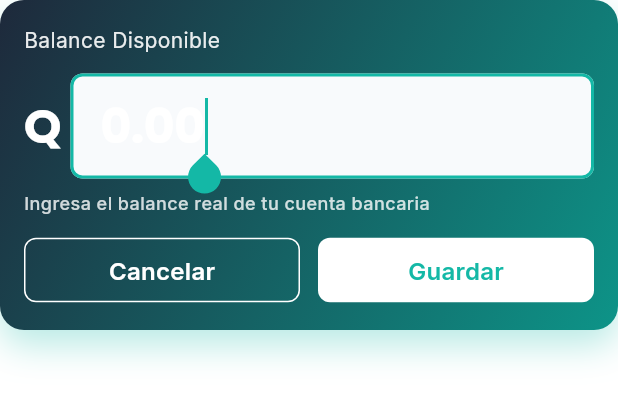
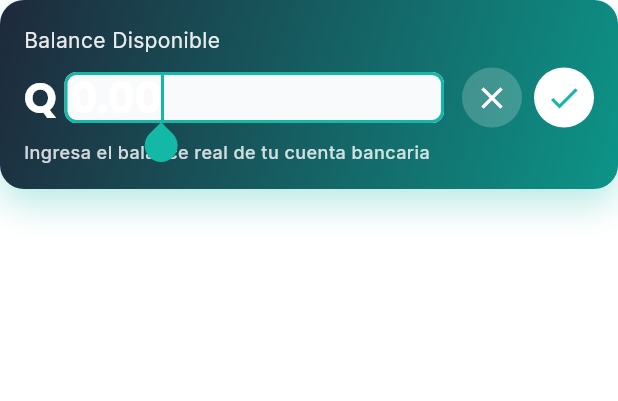
Before and after one commit to wiichog/quho_app_front, a Flutter app: the EditableBalanceCard widget shown alone on an empty page, opened directly with empty values, after a tap on the "edit" icon, on a phone screen of 412 x 824 dp. Shown: the top 401 px of the screen. Run offline on Flutter 3.47's test engine with Material 3 defaults, Android fonts, the phone set to English and light mode, and no system bars; our stand-ins replace dartz, dio, equatable, fl_chart, flutter_bloc, flutter_secure_storage and 6 more; missing offline and left inert: flutter_facebook_auth; accounts and stored records are empty; network calls fail.

Commit message:
refactor: rediseÃ±ar EditableBalanceCard para modo ediciÃ³n mÃ¡s compacto
- Colocar input y botones en la misma lÃ­nea horizontal
- Reemplazar botones grandes por IconButtons compactos (check y close)
- Reducir tamaÃ±o del input (fontSize 28) para que sea proporcional
- Usar Flexible en lugar de Expanded para que el input solo ocupe el espacio necesario
- Eliminar SingleChildScrollView ya que el contenido ahora cabe sin scroll
- Reducir texto de ayuda a 1 lÃ­nea con ellipsis
- Botones de acciÃ³n pequeÃ±os (36x36) en la derecha
- Mejora significativa en la presentaciÃ³n visual y UX

```diff
--- a/lib/features/dashboard/presentation/widgets/editable_balance_card.dart
+++ b/lib/features/dashboard/presentation/widgets/editable_balance_card.dart
@@ -147,7 +147,6 @@ class _EditableBalanceCardState extends State<EditableBalanceCard> {
           ),
         ],
       ),
-      child: SingleChildScrollView(
       child: Column(
         crossAxisAlignment: CrossAxisAlignment.start,
         mainAxisSize: MainAxisSize.min,
@@ -177,31 +176,84 @@ class _EditableBalanceCardState extends State<EditableBalanceCard> {
                 ),
             ],
           ),
-            AppSpacing.verticalSm,
+          const SizedBox(height: 8),
           if (_isEditing)
             Row(
+              crossAxisAlignment: CrossAxisAlignment.center,
+              children: [
+                // Input con Q y el valor
+                Expanded(
+                  child: Row(
                     children: [
                       Text(
                         'Q ',
-                    style: AppTextStyles.h1(color: AppColors.white),
+                        style: AppTextStyles.h1(color: AppColors.white).copyWith(
+                          fontSize: 28,
+                          fontWeight: FontWeight.bold,
                         ),
-                  Expanded(
+                      ),
+                      Flexible(
                         child: TextField(
                           controller: _controller,
                           keyboardType: const TextInputType.numberWithOptions(decimal: true),
-                      style: AppTextStyles.h1(color: AppColors.white),
+                          style: AppTextStyles.h1(color: AppColors.white).copyWith(
+                            fontSize: 28,
+                            fontWeight: FontWeight.bold,
+                          ),
                           decoration: InputDecoration(
                             border: InputBorder.none,
                             hintText: '0.00',
                             hintStyle: AppTextStyles.h1(
                               color: AppColors.white.withOpacity(0.5),
-                        ),
+                            ).copyWith(fontSize: 28),
+                            isDense: true,
+                            contentPadding: EdgeInsets.zero,
                           ),
                           inputFormatters: [
                             FilteringTextInputFormatter.allow(RegExp(r'^\d+\.?\d{0,2}')),
                           ],
                           autofocus: true,
                         ),
+                      ),
+                    ],
+                  ),
+                ),
+                const SizedBox(width: 12),
+                // Botones compactos a la derecha
+                Row(
+                  mainAxisSize: MainAxisSize.min,
+                  children: [
+                    IconButton(
+                      onPressed: _isSaving ? null : _cancelEditing,
+                      icon: const Icon(Icons.close, color: AppColors.white),
+                      style: IconButton.styleFrom(
+                        backgroundColor: AppColors.white.withOpacity(0.2),
+                        padding: const EdgeInsets.all(8),
+                        minimumSize: const Size(36, 36),
+                        tapTargetSize: MaterialTapTargetSize.shrinkWrap,
+                      ),
+                    ),
+                    const SizedBox(width: 8),
+                    IconButton(
+                      onPressed: _isSaving ? null : _saveChanges,
+                      icon: _isSaving
+                          ? const SizedBox(
+                              height: 20,
+                              width: 20,
+                              child: CircularProgressIndicator(
+                                strokeWidth: 2,
+                                valueColor: AlwaysStoppedAnimation<Color>(AppColors.teal),
+                              ),
+                            )
+                          : const Icon(Icons.check, color: AppColors.teal),
+                      style: IconButton.styleFrom(
+                        backgroundColor: AppColors.white,
+                        padding: const EdgeInsets.all(8),
+                        minimumSize: const Size(36, 36),
+                        tapTargetSize: MaterialTapTargetSize.shrinkWrap,
+                      ),
+                    ),
+                  ],
                 ),
               ],
             )
@@ -222,51 +274,12 @@ class _EditableBalanceCardState extends State<EditableBalanceCard> {
             Text(
               'Ingresa el balance real de tu cuenta bancaria',
               style: AppTextStyles.caption(color: AppColors.white.withOpacity(0.8)),
-                maxLines: 2,
+              maxLines: 1,
               overflow: TextOverflow.ellipsis,
-              ),
-              const SizedBox(height: 12),
-              Row(
-                children: [
-                  Expanded(
-                    child: OutlinedButton(
-                      onPressed: _isSaving ? null : _cancelEditing,
-                      style: OutlinedButton.styleFrom(
-                        side: const BorderSide(color: AppColors.white),
-                        foregroundColor: AppColors.white,
-                        padding: const EdgeInsets.symmetric(vertical: 12),
-                      ),
-                      child: const Text('Cancelar'),
-                    ),
-                  ),
-                  const SizedBox(width: 12),
-                  Expanded(
-                    child: ElevatedButton(
-                      onPressed: _isSaving ? null : _saveChanges,
-                      style: ElevatedButton.styleFrom(
-                        backgroundColor: AppColors.white,
-                        foregroundColor: AppColors.teal,
-                        disabledBackgroundColor: AppColors.gray300,
-                        padding: const EdgeInsets.symmetric(vertical: 12),
-                      ),
-                      child: _isSaving
-                          ? const SizedBox(
-                              height: 20,
-                              width: 20,
-                              child: CircularProgressIndicator(
-                                strokeWidth: 2,
-                                valueColor: AlwaysStoppedAnimation<Color>(AppColors.teal),
-                              ),
-                            )
-                          : const Text('Guardar'),
-                    ),
-                  ),
-                ],
             ),
           ],
         ],
       ),
-      ),
     );
   }
 }
```
Lines whose indentation alone changed are shown as unchanged.
